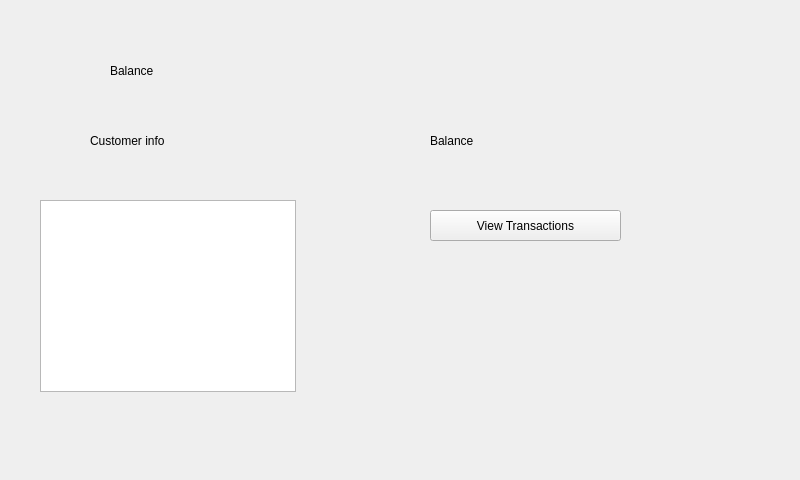
This is bank-automat/balance.ui in JansQ-75/Riihimaatti as Qt 5 draws it before an edit. The edited form follows.
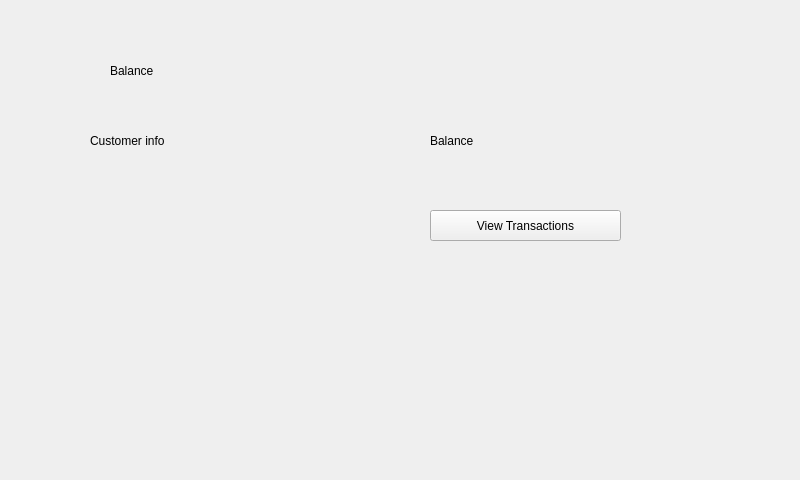
This is the edited form.

Commit message: added dualcard selection and updated timer

What changed in the file:
```diff
--- a/bank-automat/balance.ui
+++ b/bank-automat/balance.ui
@@ -52,16 +52,6 @@
     <string>Balance</string>
    </property>
   </widget>
-  <widget class="QTableView" name="tableView">
-   <property name="geometry">
-    <rect>
-     <x>40</x>
-     <y>200</y>
-     <width>256</width>
-     <height>192</height>
-    </rect>
-   </property>
-  </widget>
   <widget class="QPushButton" name="BtnToTransactions">
    <property name="geometry">
     <rect>
```
The commit also changes 2 other files.
